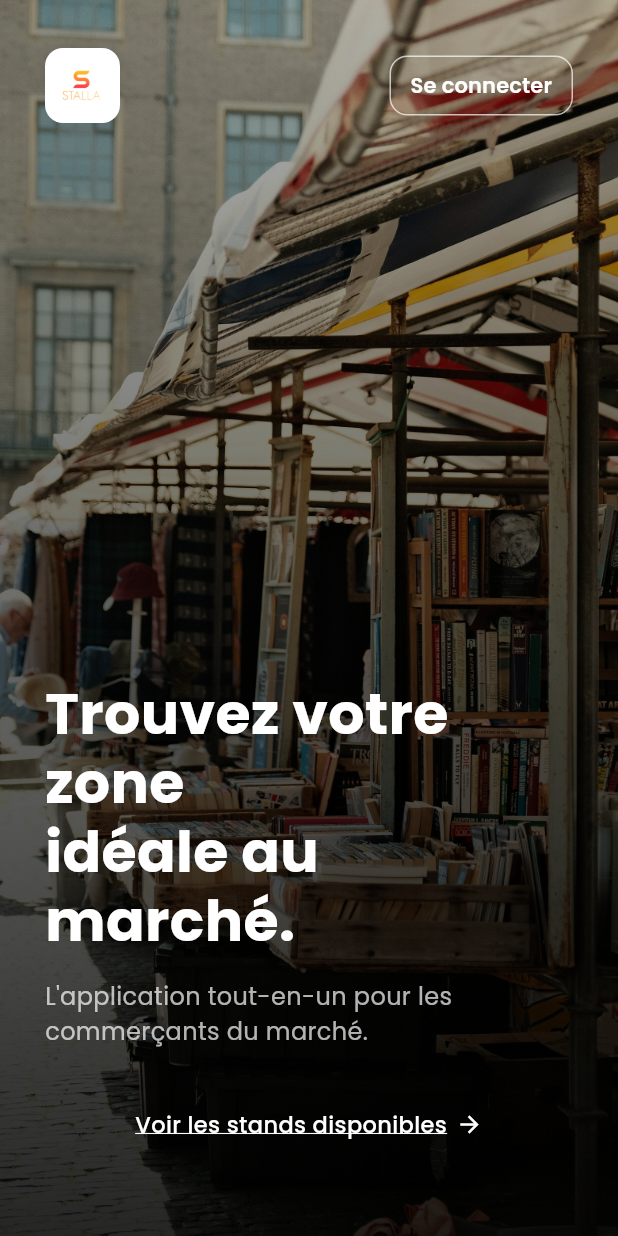
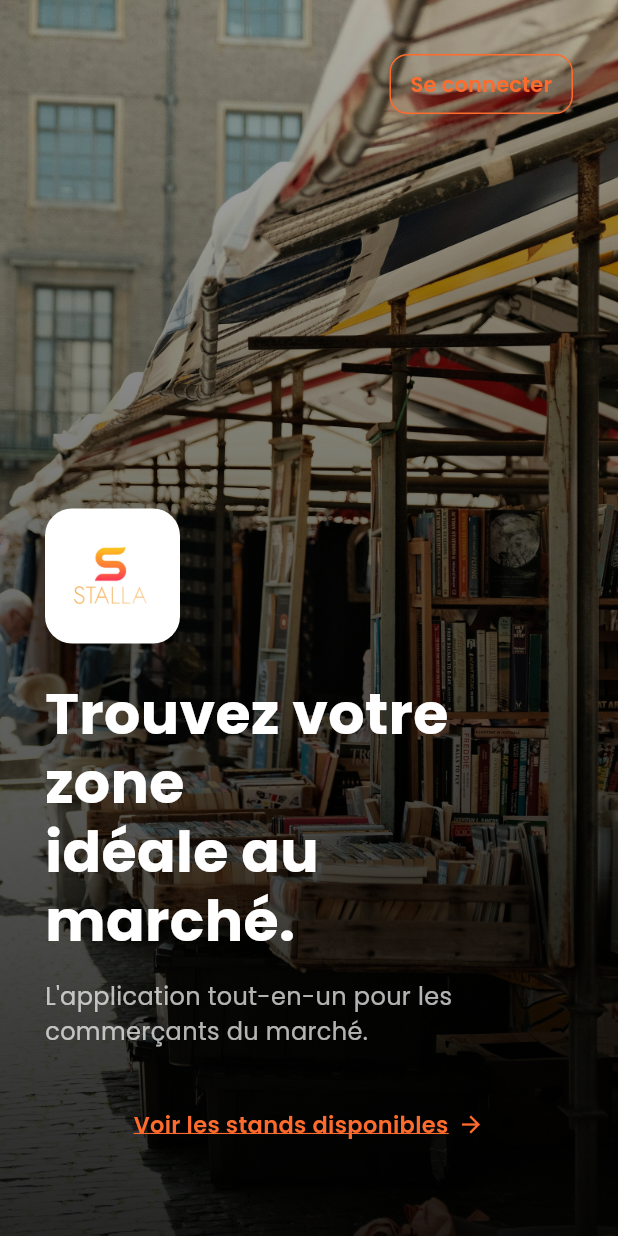
Before and after one commit to ouedragoJonathan/Stalla, a Flutter app: the screen it shows after launch, on a phone screen of 412 x 824 dp. Run offline on Flutter 3.47's test engine with Material 3 defaults, Android fonts, the phone set to English and light mode, and no system bars; our stand-ins replace dio, equatable, flutter_secure_storage, go_router, google_fonts, pretty_dio_logger and 1 more; accounts and stored records are empty.

Commit message:
feat: gestion des zones fixes A-D et améliorations UI
- Admin : Zones A-D avec labels et passage en liste déroulante (StallsPage)
- Admin : Nettoyage de la page Vendeurs (retrait des candidatures)
- Mobile : Refonte de la Landing Page (logo agrandi, couleurs orange)
- Mobile : Utilisation des zones A-D dans l'inscription et la liste des stands

```diff
--- a/stalla_mobile/lib/presentation/screens/landing_page.dart
+++ b/stalla_mobile/lib/presentation/screens/landing_page.dart
@@ -44,40 +44,16 @@ class LandingPage extends StatelessWidget {
                   Row(
                     crossAxisAlignment: CrossAxisAlignment.center,
                     children: [
-                      Container(
-                        height: 50,
-                        width: 50,
-                        decoration: BoxDecoration(
-                          color: Colors.white,
-                          borderRadius: BorderRadius.circular(12),
-                          boxShadow: [
-                            BoxShadow(
-                              color: Colors.black.withValues(alpha: 0.1),
-                              blurRadius: 10,
-                            )
-                          ],
-                        ),
-                        child: ClipRRect(
-                          borderRadius: BorderRadius.circular(12),
-                          child: Padding(
-                            padding: const EdgeInsets.all(8.0),
-                            child: Image.asset(
-                              'assets/logo/logo.png',
-                              fit: BoxFit.contain,
-                            ),
-                          ),
-                        ),
-                      ),
                       const Spacer(),
                       TextButton(
                         onPressed: () => context.go(AppConstants.loginRoute),
                         style: TextButton.styleFrom(
-                          foregroundColor: Colors.white,
+                          foregroundColor: const Color(0xFFFF6B2C),
                           padding: const EdgeInsets.symmetric(
                               horizontal: 14, vertical: 10),
                           shape: RoundedRectangleBorder(
                             borderRadius: BorderRadius.circular(12),
-                            side: const BorderSide(color: Colors.white70),
+                            side: const BorderSide(color: Color(0xFFFF6B2C)),
                           ),
                         ),
                         child: Text(
@@ -92,6 +68,33 @@ class LandingPage extends StatelessWidget {
                   ),
 
                   const Spacer(),
+
+                  // Logo (moved and enlarged)
+                  Container(
+                    height: 90,
+                    width: 90,
+                    decoration: BoxDecoration(
+                      color: Colors.white,
+                      borderRadius: BorderRadius.circular(18),
+                      boxShadow: [
+                        BoxShadow(
+                          color: Colors.black.withValues(alpha: 0.15),
+                          blurRadius: 15,
+                        )
+                      ],
+                    ),
+                    child: ClipRRect(
+                      borderRadius: BorderRadius.circular(18),
+                      child: Padding(
+                        padding: const EdgeInsets.all(12.0),
+                        child: Image.asset(
+                          'assets/logo/logo.png',
+                          fit: BoxFit.contain,
+                        ),
+                      ),
+                    ),
+                  ),
+                  const SizedBox(height: 24),
 
                   // Hero text
                   Text(
@@ -114,7 +117,7 @@ class LandingPage extends StatelessWidget {
 
                   const SizedBox(height: 40),
 
-                  // View stands link
+                  // View stands link (orange)
                   GestureDetector(
                     onTap: () => context.push('/stands'),
                     child: Row(
@@ -124,17 +127,18 @@ class LandingPage extends StatelessWidget {
                           'Voir les stands disponibles',
                           style: GoogleFonts.poppins(
                             fontSize: 15,
-                            color: Colors.white,
-                            fontWeight: FontWeight.w500,
+                            color: const Color(0xFFFF6B2C),
+                            fontWeight: FontWeight.w600,
                             decoration: TextDecoration.underline,
-                            decorationColor: Colors.white,
+                            decorationColor: const Color(0xFFFF6B2C),
                           ),
                         ),
                         const SizedBox(width: 6),
-                        const Icon(Icons.arrow_forward, color: Colors.white, size: 18),
+                        const Icon(Icons.arrow_forward, color: Color(0xFFFF6B2C), size: 18),
                       ],
                     ),
                   ),
+
 
                   const SizedBox(height: 32),
                 ],
```
Also changed, not shown: stalla_mobile/lib/presentation/screens/register_screen.dart (+11 -4 lines), stalla_mobile/lib/presentation/screens/stand_list_screen.dart (+11 -1 lines), 2 other files.
